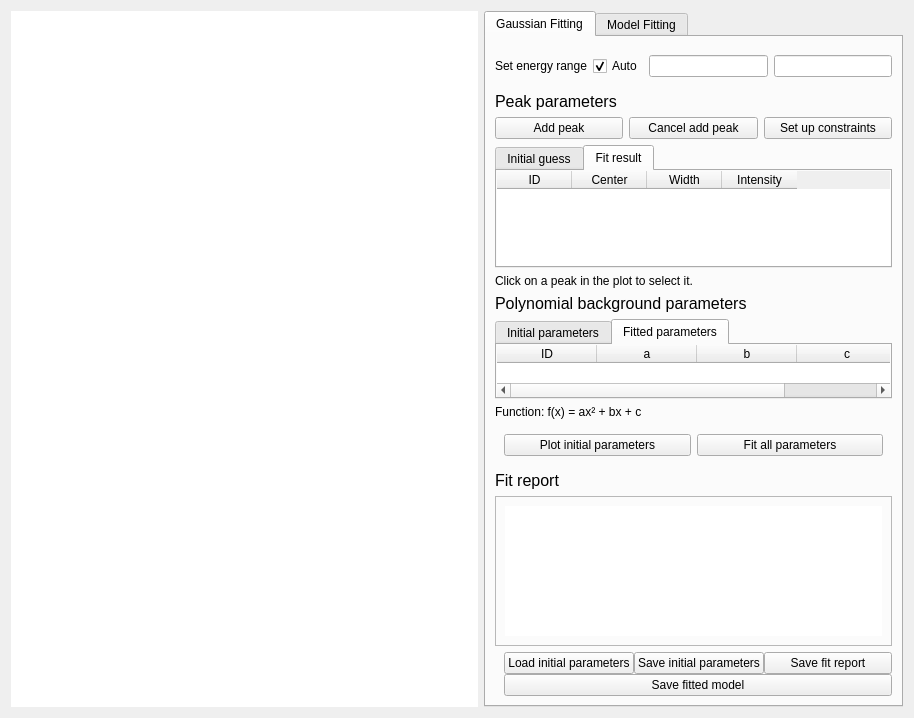
First picture: the form in src/EVA/gui/ui_files/peakfit.ui, repository ISISMuon/EVA, before the edit.
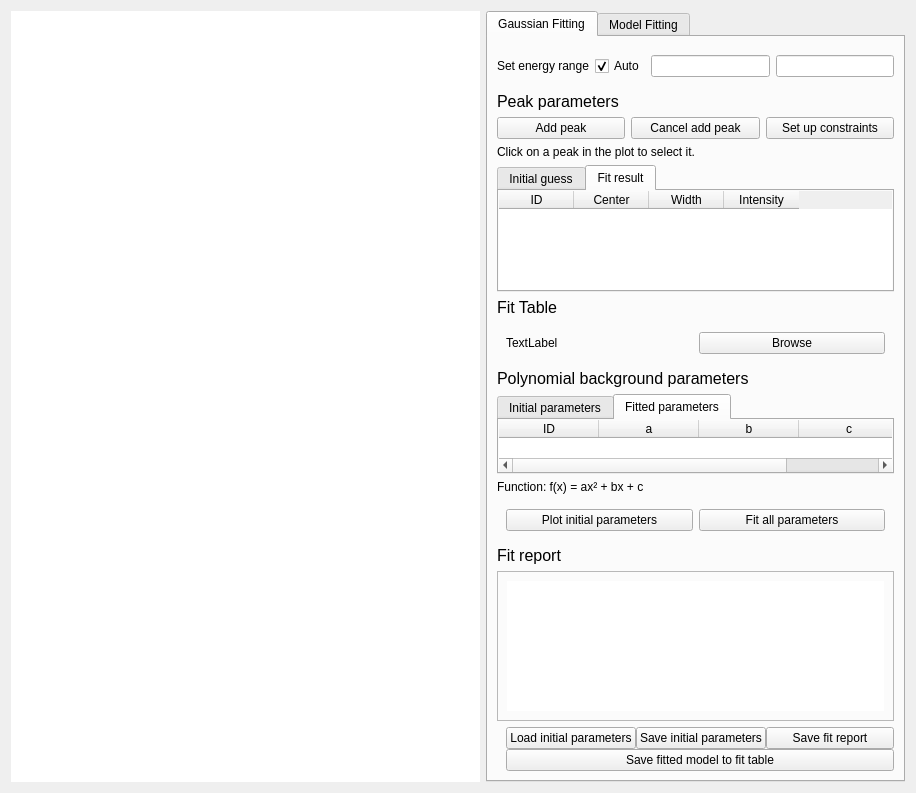
Second picture: the form after the edit. The open tabs and pages were chosen to show the change. Custom widgets are drawn as their Qt base class.

Commit message: Add fit-table creation, saving  and plotting features

What changed in the file:
```diff
--- a/src/EVA/gui/ui_files/peakfit.ui
+++ b/src/EVA/gui/ui_files/peakfit.ui
@@ -6,8 +6,8 @@
    <rect>
     <x>0</x>
     <y>0</y>
-    <width>914</width>
-    <height>718</height>
+    <width>916</width>
+    <height>793</height>
    </rect>
   </property>
   <property name="windowTitle">
@@ -51,7 +51,7 @@
        <string>Gaussian Fitting</string>
       </attribute>
       <layout class="QGridLayout" name="gridLayout_2">
-       <item row="11" column="0">
+       <item row="14" column="0">
         <widget class="QTabWidget" name="bg_params_tabs">
          <property name="sizePolicy">
           <sizepolicy hsizetype="Expanding" vsizetype="Minimum">
@@ -66,7 +66,7 @@
           </size>
          </property>
          <property name="currentIndex">
-          <number>0</number>
+          <number>1</number>
          </property>
          <widget class="QWidget" name="initial_bg_params_tab">
           <property name="sizePolicy">
@@ -215,17 +215,46 @@
         </widget>
        </item>
        <item row="4" column="0">
-        <widget class="QWidget" name="peak_menu_widget" native="true">
+        <widget class="QLabel" name="add_peak_label">
+         <property name="text">
+          <string>Click on a peak in the plot to select it.</string>
+         </property>
+        </widget>
+       </item>
+       <item row="15" column="0">
+        <widget class="QLabel" name="bg_function_label">
+         <property name="text">
+          <string>Function: f(x) = ax² + bx + c</string>
+         </property>
+        </widget>
+       </item>
+       <item row="12" column="0">
+        <widget class="QLabel" name="poly_bg_label">
+         <property name="font">
+          <font>
+           <pointsize>12</pointsize>
+          </font>
+         </property>
+         <property name="text">
+          <string>Polynomial background parameters</string>
+         </property>
+        </widget>
+       </item>
+       <item row="35" column="0" rowspan="2">
+        <widget class="QWidget" name="save_load_buttons" native="true">
          <property name="sizePolicy">
-          <sizepolicy hsizetype="MinimumExpanding" vsizetype="Preferred">
+          <sizepolicy hsizetype="Preferred" vsizetype="Maximum">
            <horstretch>0</horstretch>
            <verstretch>0</verstretch>
           </sizepolicy>
          </property>
-         <layout class="QHBoxLayout" name="horizontalLayout_3">
-          <property name="leftMargin">
-           <number>0</number>
-          </property>
+         <property name="minimumSize">
+          <size>
+           <width>0</width>
+           <height>0</height>
+          </size>
+         </property>
+         <layout class="QGridLayout" name="gridLayout_6">
           <property name="topMargin">
            <number>0</number>
           </property>
@@ -235,49 +264,53 @@
           <property name="bottomMargin">
            <number>0</number>
           </property>
-          <item>
-           <widget class="QPushButton" name="add_peak_button">
-            <property name="sizePolicy">
-             <sizepolicy hsizetype="Preferred" vsizetype="Preferred">
-              <horstretch>0</horstretch>
-              <verstretch>0</verstretch>
-             </sizepolicy>
-            </property>
+          <property name="spacing">
+           <number>0</number>
+          </property>
+          <item row="2" column="2">
+           <widget class="QPushButton" name="save_fit_report_button">
             <property name="text">
-             <string>Add peak</string>
+             <string>Save fit report</string>
             </property>
            </widget>
           </item>
-          <item>
-           <widget class="QPushButton" name="cancel_add_peak_button">
-            <property name="sizePolicy">
-             <sizepolicy hsizetype="Preferred" vsizetype="Preferred">
-              <horstretch>0</horstretch>
-              <verstretch>0</verstretch>
-             </sizepolicy>
-            </property>
+          <item row="2" column="1">
+           <widget class="QPushButton" name="save_initial_params_button">
             <property name="text">
-             <string>Cancel add peak</string>
+             <string>Save initial parameters</string>
             </property>
            </widget>
           </item>
-          <item>
-           <widget class="QPushButton" name="constraints_button">
-            <property name="sizePolicy">
-             <sizepolicy hsizetype="Preferred" vsizetype="Preferred">
-              <horstretch>0</horstretch>
-              <verstretch>0</verstretch>
-             </sizepolicy>
+          <item row="3" column="0" colspan="3">
+           <widget class="QPushButton" name="save_fitted_model_button">
+            <property name="text">
+             <string>Save fitted model to fit table</string>
             </property>
+           </widget>
+          </item>
+          <item row="2" column="0">
+           <widget class="QPushButton" name="load_initial_params_button">
             <property name="text">
-             <string>Set up constraints</string>
+             <string>Load initial parameters</string>
             </property>
            </widget>
           </item>
          </layout>
         </widget>
        </item>
-       <item row="24" column="0">
+       <item row="1" column="0">
+        <widget class="QLabel" name="peak_params_label">
+         <property name="font">
+          <font>
+           <pointsize>12</pointsize>
+          </font>
+         </property>
+         <property name="text">
+          <string>Peak parameters</string>
+         </property>
+        </widget>
+       </item>
+       <item row="27" column="0">
         <widget class="QFrame" name="fit_report_area">
          <property name="sizePolicy">
           <sizepolicy hsizetype="Preferred" vsizetype="Expanding">
@@ -335,10 +368,10 @@
          </layout>
         </widget>
        </item>
-       <item row="6" column="0">
+       <item row="5" column="0">
         <widget class="QTabWidget" name="peak_params_tabs">
          <property name="currentIndex">
-          <number>0</number>
+          <number>1</number>
          </property>
          <widget class="QWidget" name="initial_peak_params_tab">
           <attribute name="title">
@@ -463,19 +496,7 @@
          </widget>
         </widget>
        </item>
-       <item row="2" column="0">
-        <widget class="QLabel" name="peak_params_label">
-         <property name="font">
-          <font>
-           <pointsize>12</pointsize>
-          </font>
-         </property>
-         <property name="text">
-          <string>Peak parameters</string>
-         </property>
-        </widget>
-       </item>
-       <item row="23" column="0">
+       <item row="26" column="0">
         <widget class="QLabel" name="fit_report_label">
          <property name="sizePolicy">
           <sizepolicy hsizetype="Fixed" vsizetype="Fixed">
@@ -493,14 +514,54 @@
          </property>
         </widget>
        </item>
-       <item row="12" column="0">
-        <widget class="QLabel" name="bg_function_label">
+       <item row="0" column="0">
+        <widget class="QWidget" name="fit_settings_widget" native="true">
+         <layout class="QGridLayout" name="gridLayout_3">
+          <property name="leftMargin">
+           <number>0</number>
+          </property>
+          <property name="rightMargin">
+           <number>0</number>
+          </property>
+          <item row="0" column="3">
+           <widget class="QLineEdit" name="e_range_max_line_edit"/>
+          </item>
+          <item row="0" column="1">
+           <widget class="QCheckBox" name="auto_e_range_checkbox">
          <property name="text">
-          <string>Function: f(x) = ax² + bx + c</string>
-         </property>
-        </widget>
-       </item>
-       <item row="13" column="0">
+             <string>Auto</string>
+            </property>
+            <property name="checked">
+             <bool>true</bool>
+            </property>
+           </widget>
+          </item>
+          <item row="0" column="0">
+           <widget class="QLabel" name="auto_e_range_label">
+            <property name="text">
+             <string>Set energy range</string>
+            </property>
+           </widget>
+          </item>
+          <item row="0" column="2">
+           <widget class="QLineEdit" name="e_range_min_line_edit"/>
+          </item>
+         </layout>
+        </widget>
+       </item>
+       <item row="8" column="0" rowspan="3">
+        <widget class="QLabel" name="label">
+         <property name="font">
+          <font>
+           <pointsize>12</pointsize>
+          </font>
+         </property>
+         <property name="text">
+          <string>Fit Table</string>
+         </property>
+        </widget>
+       </item>
+       <item row="16" column="0">
         <widget class="QWidget" name="plot_fit_buttons" native="true">
          <layout class="QGridLayout" name="gridLayout">
           <item row="2" column="0">
@@ -520,21 +581,59 @@
          </layout>
         </widget>
        </item>
-       <item row="32" column="0" rowspan="2">
-        <widget class="QWidget" name="save_load_buttons" native="true">
+       <item row="11" column="0">
+        <widget class="QWidget" name="widget_2" native="true">
          <property name="sizePolicy">
-          <sizepolicy hsizetype="Preferred" vsizetype="Maximum">
+          <sizepolicy hsizetype="Preferred" vsizetype="Preferred">
            <horstretch>0</horstretch>
            <verstretch>0</verstretch>
           </sizepolicy>
          </property>
-         <property name="minimumSize">
-          <size>
-           <width>0</width>
-           <height>0</height>
-          </size>
+         <property name="mouseTracking">
+          <bool>false</bool>
          </property>
-         <layout class="QGridLayout" name="gridLayout_6">
+         <layout class="QHBoxLayout" name="horizontalLayout_4">
+          <item>
+           <widget class="QLabel" name="loaded_fit_table_label">
+            <property name="sizePolicy">
+             <sizepolicy hsizetype="Minimum" vsizetype="Fixed">
+              <horstretch>0</horstretch>
+              <verstretch>0</verstretch>
+             </sizepolicy>
+            </property>
+            <property name="text">
+             <string>TextLabel</string>
+            </property>
+           </widget>
+          </item>
+          <item>
+           <widget class="QPushButton" name="fit_table_select_button">
+            <property name="sizePolicy">
+             <sizepolicy hsizetype="Minimum" vsizetype="Fixed">
+              <horstretch>0</horstretch>
+              <verstretch>0</verstretch>
+             </sizepolicy>
+            </property>
+            <property name="text">
+             <string>Browse</string>
+            </property>
+           </widget>
+          </item>
+         </layout>
+        </widget>
+       </item>
+       <item row="3" column="0">
+        <widget class="QWidget" name="peak_menu_widget" native="true">
+         <property name="sizePolicy">
+          <sizepolicy hsizetype="MinimumExpanding" vsizetype="Preferred">
+           <horstretch>0</horstretch>
+           <verstretch>0</verstretch>
+          </sizepolicy>
+         </property>
+         <layout class="QHBoxLayout" name="horizontalLayout_3">
+          <property name="leftMargin">
+           <number>0</number>
+          </property>
           <property name="topMargin">
            <number>0</number>
           </property>
@@ -544,94 +643,48 @@
           <property name="bottomMargin">
            <number>0</number>
           </property>
-          <property name="spacing">
-           <number>0</number>
-          </property>
-          <item row="2" column="1">
-           <widget class="QPushButton" name="save_initial_params_button">
+          <item>
+           <widget class="QPushButton" name="add_peak_button">
+            <property name="sizePolicy">
+             <sizepolicy hsizetype="Preferred" vsizetype="Preferred">
+              <horstretch>0</horstretch>
+              <verstretch>0</verstretch>
+             </sizepolicy>
+            </property>
             <property name="text">
-             <string>Save initial parameters</string>
+             <string>Add peak</string>
             </property>
            </widget>
           </item>
-          <item row="2" column="2">
-           <widget class="QPushButton" name="save_fit_report_button">
-            <property name="text">
-             <string>Save fit report</string>
+          <item>
+           <widget class="QPushButton" name="cancel_add_peak_button">
+            <property name="sizePolicy">
+             <sizepolicy hsizetype="Preferred" vsizetype="Preferred">
+              <horstretch>0</horstretch>
+              <verstretch>0</verstretch>
+             </sizepolicy>
             </property>
-           </widget>
-          </item>
-          <item row="2" column="0">
-           <widget class="QPushButton" name="load_initial_params_button">
             <property name="text">
-             <string>Load initial parameters</string>
+             <string>Cancel add peak</string>
             </property>
            </widget>
           </item>
-          <item row="3" column="0" colspan="3">
-           <widget class="QPushButton" name="save_fitted_model_button">
-            <property name="text">
-             <string>Save fitted model</string>
+          <item>
+           <widget class="QPushButton" name="constraints_button">
+            <property name="sizePolicy">
+             <sizepolicy hsizetype="Preferred" vsizetype="Preferred">
+              <horstretch>0</horstretch>
+              <verstretch>0</verstretch>
+             </sizepolicy>
             </property>
-           </widget>
-          </item>
-         </layout>
-        </widget>
-       </item>
-       <item row="7" column="0">
-        <widget class="QLabel" name="add_peak_label">
          <property name="text">
-          <string>Click on a peak in the plot to select it.</string>
+             <string>Set up constraints</string>
          </property>
         </widget>
        </item>
-       <item row="0" column="0">
-        <widget class="QWidget" name="fit_settings_widget" native="true">
-         <layout class="QGridLayout" name="gridLayout_3">
-          <property name="leftMargin">
-           <number>0</number>
-          </property>
-          <property name="rightMargin">
-           <number>0</number>
-          </property>
-          <item row="0" column="3">
-           <widget class="QLineEdit" name="e_range_max_line_edit"/>
-          </item>
-          <item row="0" column="2">
-           <widget class="QLineEdit" name="e_range_min_line_edit"/>
-          </item>
-          <item row="0" column="0">
-           <widget class="QLabel" name="auto_e_range_label">
-            <property name="text">
-             <string>Set energy range</string>
-            </property>
-           </widget>
-          </item>
-          <item row="0" column="1">
-           <widget class="QCheckBox" name="auto_e_range_checkbox">
-            <property name="text">
-             <string>Auto</string>
-            </property>
-            <property name="checked">
-             <bool>true</bool>
-            </property>
-           </widget>
-          </item>
          </layout>
         </widget>
        </item>
-       <item row="9" column="0">
-        <widget class="QLabel" name="poly_bg_label">
-         <property name="font">
-          <font>
-           <pointsize>12</pointsize>
-          </font>
-         </property>
-         <property name="text">
-          <string>Polynomial background parameters</string>
-         </property>
-        </widget>
-       </item>
       </layout>
      </widget>
      <widget class="QWidget" name="model_fit_tab">
```
Left out of the diff: 2 changed lines with no effect on the pictures. Lines whose indentation alone changed are shown as unchanged. The commit also changes 17 other files.
